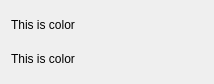
Qt form ui_colorcatcher.ui (shuoGG1239/ColorCatcher) before a commit.
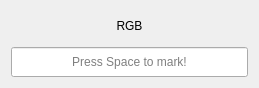
The same form after that commit.

What changed in the file:
```diff
--- a/ui_colorcatcher.ui
+++ b/ui_colorcatcher.ui
@@ -6,8 +6,8 @@
    <rect>
     <x>0</x>
     <y>0</y>
-    <width>214</width>
-    <height>84</height>
+    <width>259</width>
+    <height>88</height>
    </rect>
   </property>
   <property name="windowTitle">
@@ -17,14 +17,29 @@
    <item>
     <widget class="QLabel" name="labelActive">
      <property name="text">
-      <string>This is color</string>
+      <string>RGB</string>
+     </property>
+     <property name="alignment">
+      <set>Qt::AlignCenter</set>
      </property>
     </widget>
    </item>
    <item>
-    <widget class="QLabel" name="labelMark">
-     <property name="text">
-      <string>This is color</string>
+    <widget class="QLineEdit" name="lineEditMark">
+     <property name="minimumSize">
+      <size>
+       <width>0</width>
+       <height>30</height>
+      </size>
+     </property>
+     <property name="alignment">
+      <set>Qt::AlignCenter</set>
+     </property>
+     <property name="readOnly">
+      <bool>true</bool>
+     </property>
+     <property name="placeholderText">
+      <string>Press Space to mark!</string>
      </property>
     </widget>
    </item>
```
